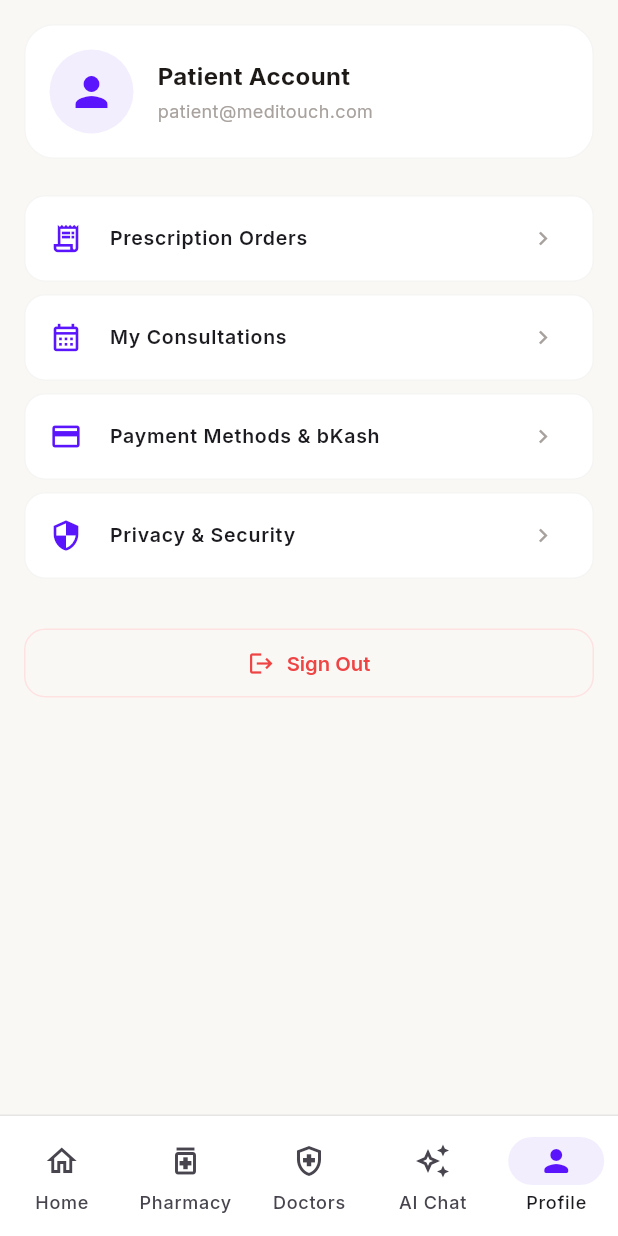
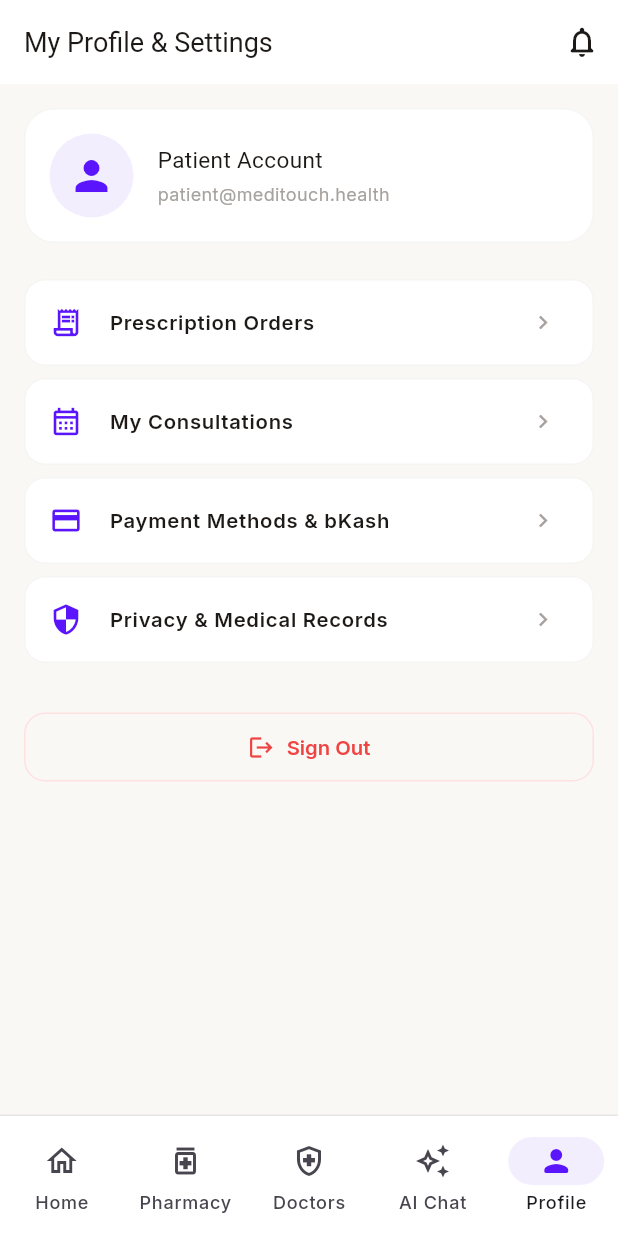
Before and after one commit to kaiumallimon/meditouch-reform, a Flutter app: the ProfileScreen screen opened by its route, on a phone screen of 412 x 824 dp. Run offline on Flutter 3.47's test engine with Material 3 defaults, Android fonts, the phone set to English and light mode, and no system bars; our stand-ins replace dio, flutter_riverpod, flutter_secure_storage, flutter_svg, go_router, google_fonts; accounts and stored records are empty; Roboto replaces fonts that are missing (Young Serif); project files that could hold a hidden picture were left out.

Commit message:
Enhance ProfileScreen with AppBar, improved layout, and updated text styles for better user experience

```diff
--- a/lib/features/profile/presentation/profile_screen.dart
+++ b/lib/features/profile/presentation/profile_screen.dart
@@ -1,6 +1,7 @@
 import 'package:flutter/material.dart';
 import 'package:flutter_riverpod/flutter_riverpod.dart';
 import 'package:go_router/go_router.dart';
+import 'package:google_fonts/google_fonts.dart';
 import 'package:meditouch/core/constants/app_colors.dart';
 import 'package:meditouch/core/router/route_names.dart';
 import 'package:meditouch/core/storage/secure_storage.dart';
@@ -11,6 +12,22 @@ class ProfileScreen extends ConsumerWidget {
   @override
   Widget build(BuildContext context, WidgetRef ref) {
     return Scaffold(
+      appBar: AppBar(
+        title: Text(
+          'My Profile & Settings',
+          style: GoogleFonts.youngSerif(
+            fontSize: 18,
+            color: AppColors.textPrimary,
+          ),
+        ),
+        actions: [
+          IconButton(
+            icon: const Icon(Icons.notifications_none_rounded),
+            tooltip: 'Notifications',
+            onPressed: () => context.push(RouteNames.notifications),
+          ),
+        ],
+      ),
       body: SafeArea(
         child: ListView(
           padding: const EdgeInsets.all(16.0),
@@ -24,23 +41,29 @@ class ProfileScreen extends ConsumerWidget {
               ),
               child: Row(
                 children: [
-                  CircleAvatar(
+                  const CircleAvatar(
                     radius: 28,
                     backgroundColor: AppColors.primaryLight,
-                    child: const Icon(Icons.person, color: AppColors.primary, size: 32),
+                    child: Icon(Icons.person, color: AppColors.primary, size: 32),
                   ),
                   const SizedBox(width: 16),
                   Column(
                     crossAxisAlignment: CrossAxisAlignment.start,
                     children: [
-                      const Text(
+                      Text(
                         'Patient Account',
-                        style: TextStyle(fontWeight: FontWeight.bold, fontSize: 16, color: AppColors.textPrimary),
+                        style: GoogleFonts.youngSerif(
+                          fontSize: 15,
+                          color: AppColors.textPrimary,
+                        ),
                       ),
                       const SizedBox(height: 4),
                       Text(
-                        'patient@meditouch.com',
-                        style: TextStyle(fontSize: 12, color: AppColors.textMuted),
+                        'patient@meditouch.health',
+                        style: GoogleFonts.inter(
+                          fontSize: 12,
+                          color: AppColors.textMuted,
+                        ),
                       ),
                     ],
                   ),
@@ -65,7 +88,7 @@ class ProfileScreen extends ConsumerWidget {
             ),
             _ProfileTile(
               icon: Icons.security_outlined,
-              title: 'Privacy & Security',
+              title: 'Privacy & Medical Records',
               onTap: () {},
             ),
             const SizedBox(height: 24),
@@ -78,7 +101,13 @@ class ProfileScreen extends ConsumerWidget {
                 }
               },
               icon: const Icon(Icons.logout, color: AppColors.error, size: 18),
-              label: const Text('Sign Out', style: TextStyle(color: AppColors.error)),
+              label: Text(
+                'Sign Out',
+                style: GoogleFonts.inter(
+                  color: AppColors.error,
+                  fontWeight: FontWeight.w600,
+                ),
+              ),
               style: OutlinedButton.styleFrom(
                 side: const BorderSide(color: AppColors.errorLight),
               ),
@@ -112,7 +141,14 @@ class _ProfileTile extends StatelessWidget {
       ),
       child: ListTile(
         leading: Icon(icon, color: AppColors.primary, size: 22),
-        title: Text(title, style: const TextStyle(fontSize: 13, fontWeight: FontWeight.w600)),
+        title: Text(
+          title,
+          style: GoogleFonts.inter(
+            fontSize: 13.5,
+            fontWeight: FontWeight.w600,
+            color: AppColors.textPrimary,
+          ),
+        ),
         trailing: const Icon(Icons.chevron_right, color: AppColors.textMuted, size: 18),
         onTap: onTap,
       ),
```
